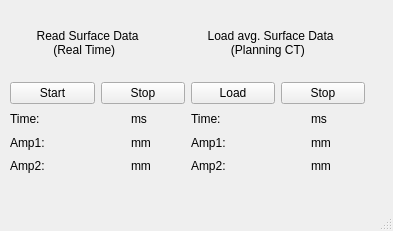
This is SurfaceDataImplementationIsolated/mainwindow.ui in MarkusAstl/SurfaceDataImpl as Qt 5 draws it before an edit. The edited form follows.
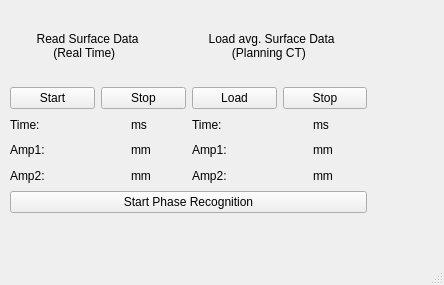
This is the edited form.

Commit message: First steps to add phase recognition

Diff of the .ui file:
```diff
--- a/SurfaceDataImplementationIsolated/mainwindow.ui
+++ b/SurfaceDataImplementationIsolated/mainwindow.ui
@@ -6,23 +6,25 @@
    <rect>
     <x>0</x>
     <y>0</y>
-    <width>393</width>
-    <height>231</height>
+    <width>444</width>
+    <height>285</height>
    </rect>
   </property>
   <property name="windowTitle">
    <string>MainWindow</string>
   </property>
   <widget class="QWidget" name="centralwidget">
-   <widget class="QWidget" name="layoutWidget">
+   <widget class="QWidget" name="">
     <property name="geometry">
      <rect>
       <x>10</x>
       <y>10</y>
-      <width>355</width>
-      <height>165</height>
+      <width>357</width>
+      <height>203</height>
      </rect>
     </property>
+    <layout class="QVBoxLayout" name="verticalLayout">
+     <item>
     <layout class="QHBoxLayout" name="horizontalLayout_15">
      <item>
       <layout class="QVBoxLayout" name="verticalLayout_12">
@@ -222,6 +224,15 @@
       </layout>
      </item>
     </layout>
+     </item>
+     <item>
+      <widget class="QPushButton" name="StartPhaseRecognitionButton">
+       <property name="text">
+        <string>Start Phase Recognition</string>
+       </property>
+      </widget>
+     </item>
+    </layout>
    </widget>
   </widget>
   <widget class="QMenuBar" name="menubar">
```
Left out of the diff: 2 changed lines with no effect on the pictures. Lines whose indentation alone changed are shown as unchanged. The commit also changes 5 other files.
